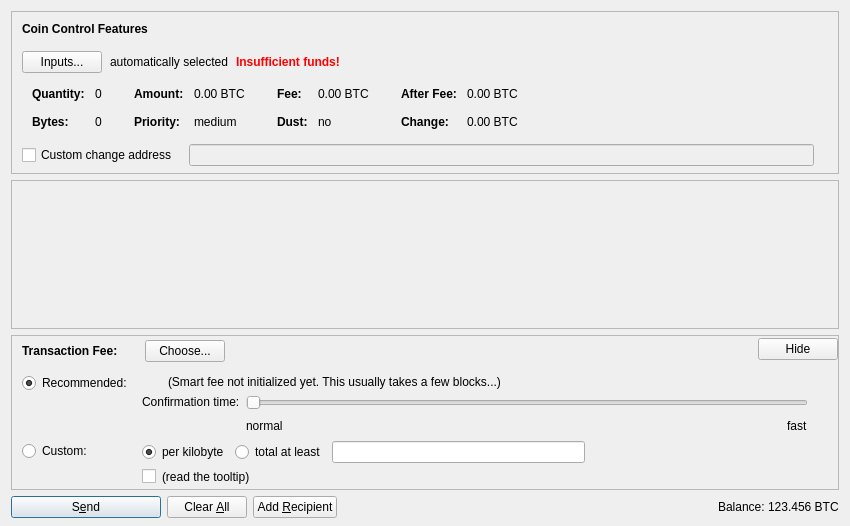
Old version of the form src/qt/forms/sendcoinsdialog.ui in the repository TrezarCoin/TrezarCoin.
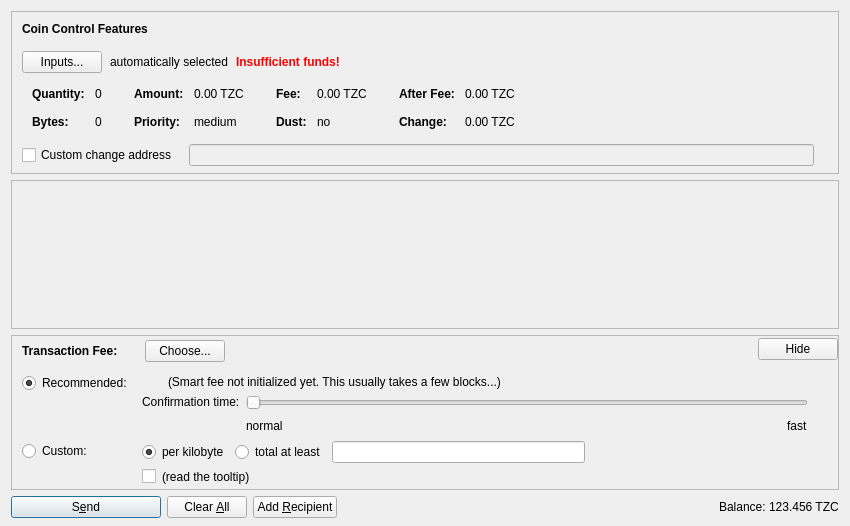
New version of the form. Icons and pictures are not drawn. Custom widgets are drawn as their Qt base class.

Patch:
```diff
--- a/src/qt/forms/sendcoinsdialog.ui
+++ b/src/qt/forms/sendcoinsdialog.ui
@@ -324,7 +324,7 @@
                   <enum>Qt::ActionsContextMenu</enum>
                  </property>
                  <property name="text">
-                  <string notr="true">0.00 BTC</string>
+                  <string notr="true">0.00 TZC</string>
                  </property>
                  <property name="textInteractionFlags">
                   <set>Qt::LinksAccessibleByMouse|Qt::TextSelectableByKeyboard|Qt::TextSelectableByMouse</set>
@@ -404,7 +404,7 @@
                   <enum>Qt::ActionsContextMenu</enum>
                  </property>
                  <property name="text">
-                  <string notr="true">0.00 BTC</string>
+                  <string notr="true">0.00 TZC</string>
                  </property>
                  <property name="textInteractionFlags">
                   <set>Qt::LinksAccessibleByMouse|Qt::TextSelectableByKeyboard|Qt::TextSelectableByMouse</set>
@@ -484,7 +484,7 @@
                   <enum>Qt::ActionsContextMenu</enum>
                  </property>
                  <property name="text">
-                  <string notr="true">0.00 BTC</string>
+                  <string notr="true">0.00 TZC</string>
                  </property>
                  <property name="textInteractionFlags">
                   <set>Qt::LinksAccessibleByMouse|Qt::TextSelectableByKeyboard|Qt::TextSelectableByMouse</set>
@@ -513,7 +513,7 @@
                   <enum>Qt::ActionsContextMenu</enum>
                  </property>
                  <property name="text">
-                  <string notr="true">0.00 BTC</string>
+                  <string notr="true">0.00 TZC</string>
                  </property>
                  <property name="textInteractionFlags">
                   <set>Qt::LinksAccessibleByMouse|Qt::TextSelectableByKeyboard|Qt::TextSelectableByMouse</set>
@@ -1299,7 +1299,7 @@
           <cursorShape>IBeamCursor</cursorShape>
          </property>
          <property name="text">
-          <string notr="true">123.456 BTC</string>
+          <string notr="true">123.456 TZC</string>
          </property>
          <property name="textInteractionFlags">
           <set>Qt::LinksAccessibleByMouse|Qt::TextSelectableByKeyboard|Qt::TextSelectableByMouse</set>
```
